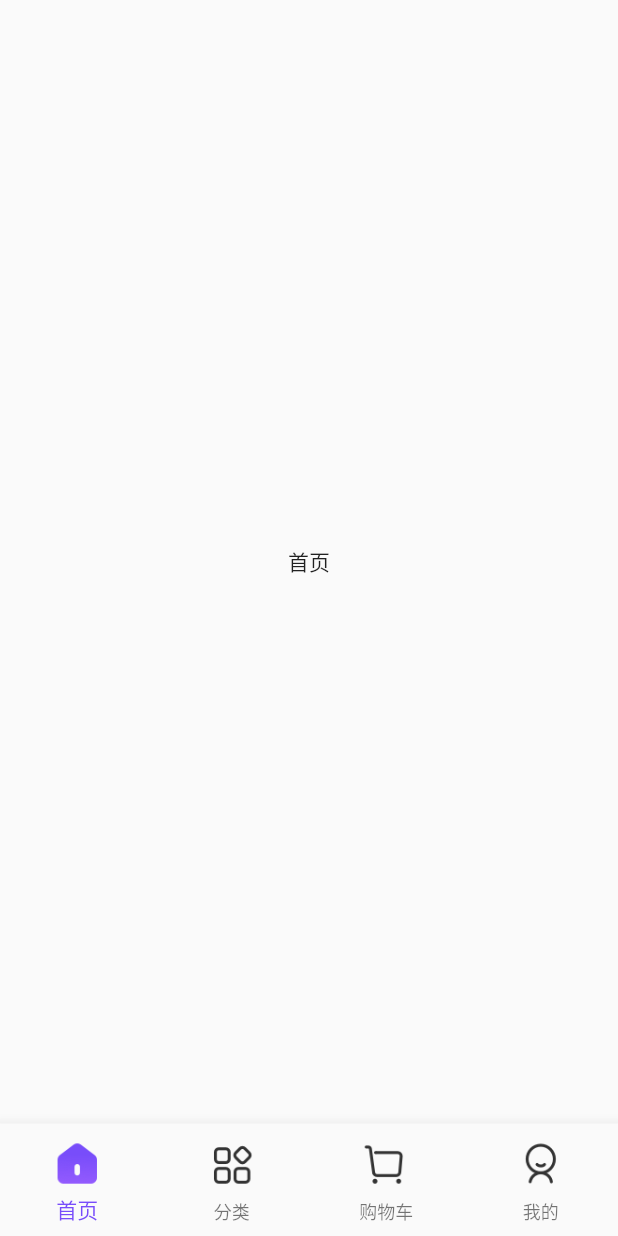
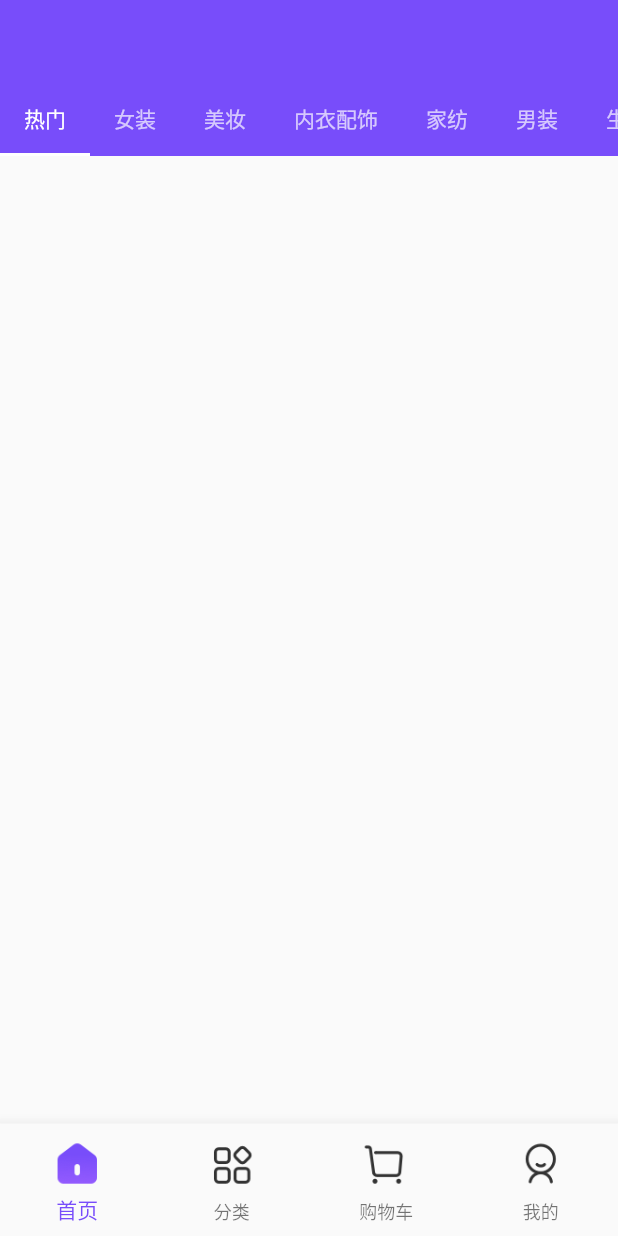
Before and after one commit to haiwei-Lee/shopping, a Flutter app: the screen it shows after launch, on a phone screen of 412 x 824 dp. Run offline on Flutter 3.47's test engine with Material 2 defaults, Android fonts, the light colour scheme and no system bars.

Commit message:
首页
首页

```diff
--- a/lib/tab_bar_pages/classification_page.dart
+++ b/lib/tab_bar_pages/classification_page.dart
@@ -10,7 +10,7 @@ class Classification extends StatefulWidget {
 class _ClassificationPageState extends State<Classification> {
   @override
   Widget build(BuildContext context) {
-    return Scaffold(
+    return const Scaffold(
       body: Center(
         child: Text("分类"),
       ),
--- a/lib/tab_bar_pages/home_page.dart
+++ b/lib/tab_bar_pages/home_page.dart
@@ -1,3 +1,6 @@
+// ignore_for_file: prefer_const_constructors
+
+import 'package:biyao_shopping/utils/color_util.dart';
 import 'package:flutter/material.dart';
 
 class Home extends StatefulWidget {
@@ -10,9 +13,54 @@ class Home extends StatefulWidget {
 class _HomePageState extends State<Home> {
   @override
   Widget build(BuildContext context) {
-    return Scaffold(
-      body: Center(
-        child: Text("首页"),
+    return DefaultTabController(
+      length: 7,
+      child: Scaffold(
+        appBar: AppBar(
+          // actions: [
+          //   IconButton(onPressed: null, icon: Image.asset("")),
+          // ],
+          // title: ,
+          backgroundColor: ColorHex.fromHex("#784DFA"),
+          elevation: 0,
+          bottom: TabBar(
+            indicatorColor: Colors.white,
+            isScrollable: true,
+            tabs: [
+              Tab(
+                text: "热门",
+              ),
+              Tab(
+                text: "女装",
+              ),
+              Tab(
+                text: "美妆",
+              ),
+              Tab(
+                text: "内衣配饰",
+              ),
+              Tab(
+                text: "家纺",
+              ),
+              Tab(
+                text: "男装",
+              ),
+              Tab(
+                text: "生鲜直供",
+              ),
+            ],
+          ),
+        ),
+        // ignore: prefer_const_literals_to_create_immutables
+        // body: TabBarView(children: <Widget>[
+        //   Home(),
+        //   Home(),
+        //   Home(),
+        //   Home(),
+        //   Home(),
+        //   Home(),
+        //   Home()
+        // ]),
       ),
     );
   }
--- a/lib/tab_bar_pages/mine_page.dart
+++ b/lib/tab_bar_pages/mine_page.dart
@@ -1,3 +1,5 @@
+// ignore_for_file: prefer_const_constructors
+
 import 'package:flutter/material.dart';
 
 class Mine extends StatefulWidget {
@@ -12,7 +14,7 @@ class _MinePageState extends State<Mine> {
   Widget build(BuildContext context) {
     return Scaffold(
       body: Center(
-        child: Text("我的"),
+        child: const Text("我的"),
       ),
     );
   }
--- a/pubspec.yaml
+++ b/pubspec.yaml
@@ -35,6 +35,7 @@ dependencies:
   # Use with the CupertinoIcons class for iOS style icons.
   cupertino_icons: ^1.0.2
   getwidget: ^3.0.1
+  flutter_platform_widgets: ^2.0.0
 
 dev_dependencies:
   flutter_test:
```
Also changed, not shown: lib/tab_bar_pages/shopping_cart_page.dart (+21 -2 lines), pubspec.lock, 11 other files.
